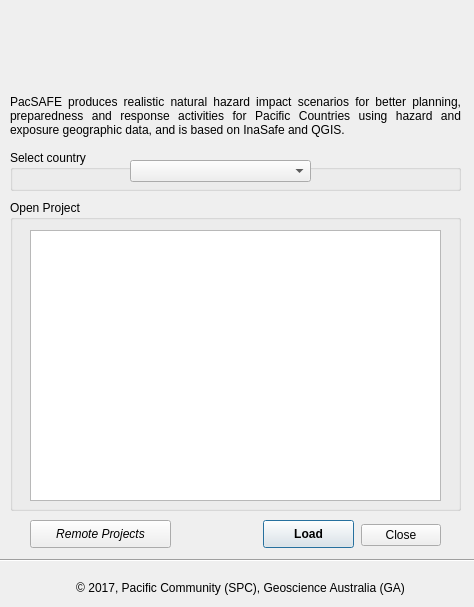
Qt form PacSafe_dialog_base.ui (sopac/PacSAFE) before a commit.
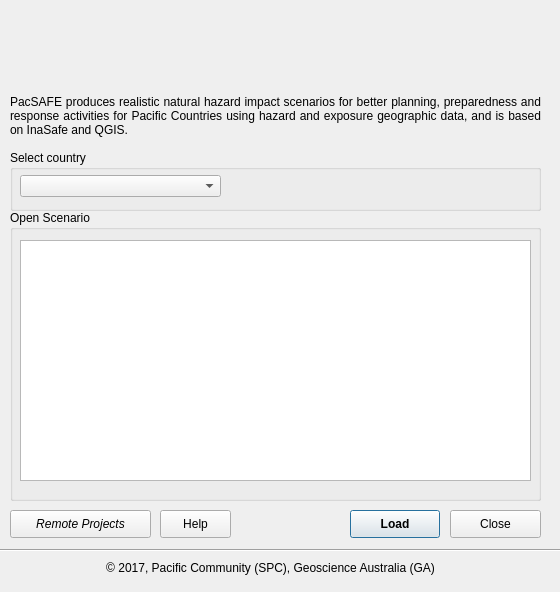
The same form after that commit. Icons and pictures are not drawn.

Commit message: Help functionality.

The edit to the form file:
```diff
--- a/PacSafe_dialog_base.ui
+++ b/PacSafe_dialog_base.ui
@@ -6,48 +6,32 @@
    <rect>
     <x>0</x>
     <y>0</y>
-    <width>474</width>
-    <height>607</height>
+    <width>560</width>
+    <height>592</height>
    </rect>
   </property>
   <property name="windowTitle">
    <string>PacSafe</string>
   </property>
-  <widget class="QDialogButtonBox" name="button_box">
-   <property name="geometry">
-    <rect>
-     <x>110</x>
-     <y>510</y>
-     <width>331</width>
-     <height>51</height>
-    </rect>
-   </property>
-   <property name="orientation">
-    <enum>Qt::Horizontal</enum>
-   </property>
-   <property name="standardButtons">
-    <set>QDialogButtonBox::Close</set>
-   </property>
-  </widget>
   <widget class="QGroupBox" name="groupBox">
    <property name="geometry">
     <rect>
      <x>10</x>
-     <y>200</y>
-     <width>451</width>
-     <height>311</height>
+     <y>210</y>
+     <width>531</width>
+     <height>291</height>
     </rect>
    </property>
    <property name="title">
-    <string>Open Project</string>
+    <string>Open Scenario</string>
    </property>
    <widget class="QListWidget" name="listWidget">
     <property name="geometry">
      <rect>
-      <x>20</x>
+      <x>10</x>
       <y>30</y>
-      <width>411</width>
-      <height>271</height>
+      <width>511</width>
+      <height>241</height>
      </rect>
     </property>
    </widget>
@@ -55,9 +39,9 @@
   <widget class="Line" name="line">
    <property name="geometry">
     <rect>
-     <x>-30</x>
-     <y>550</y>
-     <width>541</width>
+     <x>-20</x>
+     <y>540</y>
+     <width>631</width>
      <height>20</height>
     </rect>
    </property>
@@ -68,8 +52,8 @@
   <widget class="QLabel" name="label_2">
    <property name="geometry">
     <rect>
-     <x>20</x>
-     <y>580</y>
+     <x>50</x>
+     <y>560</y>
      <width>441</width>
      <height>16</height>
     </rect>
@@ -86,7 +70,7 @@
     <rect>
      <x>10</x>
      <y>80</y>
-     <width>451</width>
+     <width>531</width>
      <height>71</height>
     </rect>
    </property>
@@ -106,9 +90,9 @@
   <widget class="QPushButton" name="btn">
    <property name="geometry">
     <rect>
-     <x>263</x>
-     <y>520</y>
-     <width>91</width>
+     <x>350</x>
+     <y>510</y>
+     <width>90</width>
      <height>28</height>
     </rect>
    </property>
@@ -132,7 +116,7 @@
   <widget class="QLabel" name="label">
    <property name="geometry">
     <rect>
-     <x>80</x>
+     <x>120</x>
      <y>10</y>
      <width>321</width>
      <height>71</height>
@@ -151,8 +135,8 @@
   <widget class="QPushButton" name="btnRemote">
    <property name="geometry">
     <rect>
-     <x>30</x>
-     <y>520</y>
+     <x>10</x>
+     <y>510</y>
      <width>141</width>
      <height>28</height>
     </rect>
@@ -175,8 +159,8 @@
     <rect>
      <x>10</x>
      <y>150</y>
-     <width>451</width>
-     <height>41</height>
+     <width>531</width>
+     <height>61</height>
     </rect>
    </property>
    <property name="title">
@@ -185,9 +169,9 @@
    <widget class="QComboBox" name="countryListWidget">
     <property name="geometry">
      <rect>
-      <x>120</x>
-      <y>10</y>
-      <width>181</width>
+      <x>10</x>
+      <y>25</y>
+      <width>201</width>
       <height>22</height>
      </rect>
     </property>
@@ -196,6 +180,64 @@
     </property>
    </widget>
   </widget>
+  <widget class="QPushButton" name="btnClose">
+   <property name="geometry">
+    <rect>
+     <x>450</x>
+     <y>510</y>
+     <width>91</width>
+     <height>28</height>
+    </rect>
+   </property>
+   <property name="font">
+    <font>
+     <weight>50</weight>
+     <bold>false</bold>
+    </font>
+   </property>
+   <property name="text">
+    <string>Close</string>
+   </property>
+   <property name="icon">
+    <iconset>
+     <normaloff>close.png</normaloff>close.png</iconset>
+   </property>
+   <property name="autoDefault">
+    <bool>false</bool>
+   </property>
+   <property name="default">
+    <bool>false</bool>
+   </property>
+  </widget>
+  <widget class="QPushButton" name="btnHelp">
+   <property name="geometry">
+    <rect>
+     <x>160</x>
+     <y>510</y>
+     <width>71</width>
+     <height>28</height>
+    </rect>
+   </property>
+   <property name="font">
+    <font>
+     <weight>50</weight>
+     <bold>false</bold>
+    </font>
+   </property>
+   <property name="text">
+    <string>Help</string>
+   </property>
+   <property name="icon">
+    <iconset>
+     <normaloff>help.png</normaloff>help.png</iconset>
+   </property>
+   <property name="autoDefault">
+    <bool>false</bool>
+   </property>
+   <property name="default">
+    <bool>false</bool>
+   </property>
+  </widget>
   <zorder>groupBox_2</zorder>
   <zorder>button_box</zorder>
   <zorder>groupBox</zorder>
```
Left out of the diff: 42 changed lines with no effect on the pictures. The commit also changes 1 other file.
